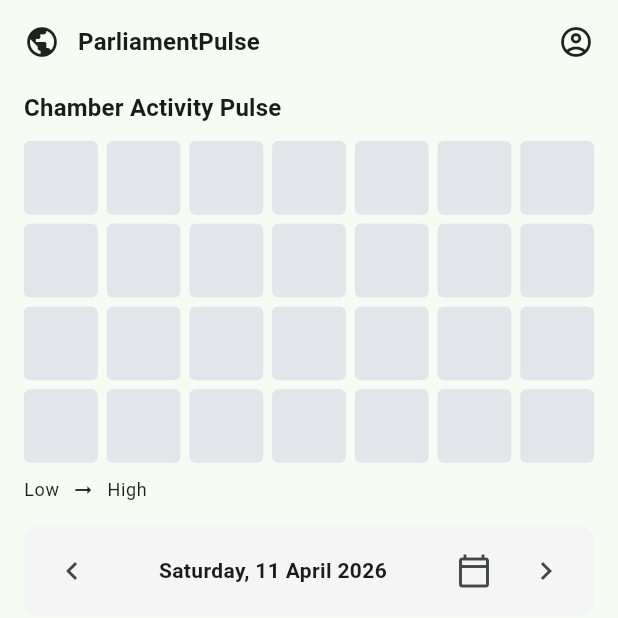
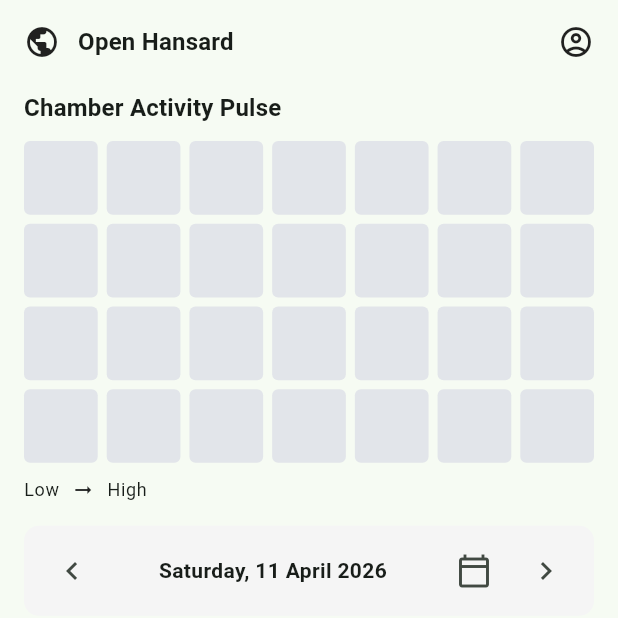
Before and after one commit to MaybeItsSoftware/open-parliament, a Flutter app: the screen it shows after launch, on a phone screen of 412 x 824 dp, the top half of it. Run offline on Flutter 3.47's test engine with Material 3 defaults, Android fonts, the phone set to English and light mode, and no system bars; our stand-ins replace cached_network_image, scrollable_positioned_list, sqflite; accounts and stored records are empty.

Commit message:
Revert landing title to Open Hansard
Agent-Logs-Url: https://github.com/MaybeItsAdam/open-hansard/sessions/db2420bf-cf77-4037-9ea1-33d598f6fec2

Co-authored-by: MaybeItsAdam <100949524+MaybeItsAdam@users.noreply.github.com>

```diff
--- a/lib/views/date_selector_view.dart
+++ b/lib/views/date_selector_view.dart
@@ -85,7 +85,7 @@ class _DateSelectorViewState extends State<DateSelectorView> {
         const SizedBox(width: 12),
         Expanded(
           child: Text(
-            'ParliamentPulse',
+            'Open Hansard',
             style: Theme.of(context).textTheme.titleMedium?.copyWith(
                   fontWeight: FontWeight.w700,
                 ),
```
Also changed, not shown: 1 other file.
